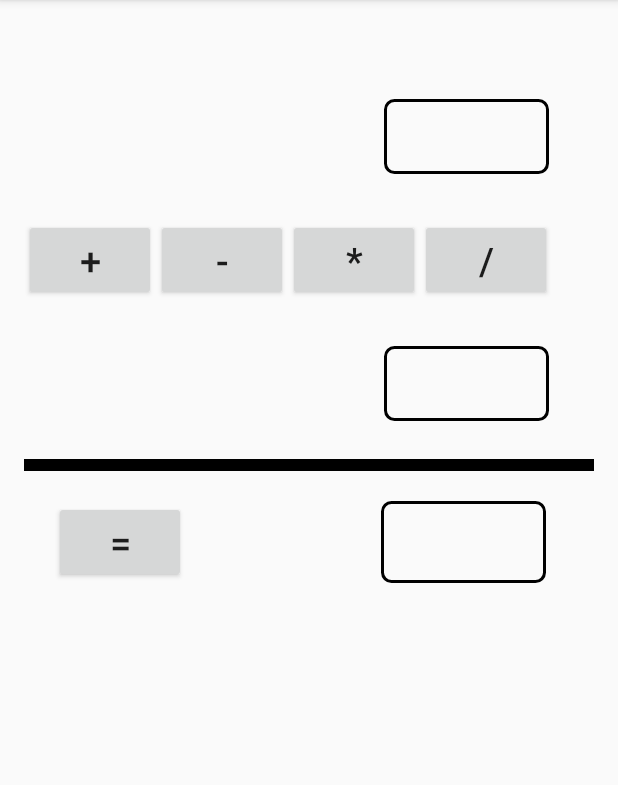
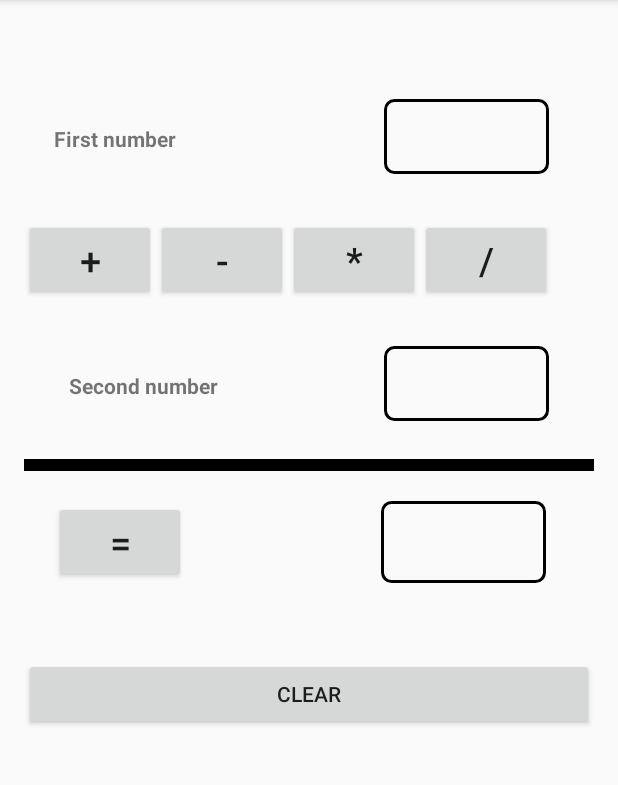
Before and after one commit to amitkamhi/Ex3, an Android app: the screen it shows after launch (MainActivity), on a phone screen of 412 x 824 dp, the part 84-869 px from its top. Run offline under Robolectric (Android 15) with nearby library versions, the phone set to English and light mode, and no system bars.

```diff
--- a/app/src/main/res/layout/activity_main.xml
+++ b/app/src/main/res/layout/activity_main.xml
@@ -14,15 +14,22 @@
         android:orientation="vertical"
         android:layout_width="match_parent"
         android:layout_height="match_parent"
-        android:layout_alignParentTop="true"
-        android:layout_alignParentStart="true"
-        android:weightSum="1">
+        android:weightSum="1"
+        android:layout_alignParentStart="true">
 
         <LinearLayout
-            android:orientation="vertical"
+            android:orientation="horizontal"
             android:layout_width="wrap_content"
             android:layout_height="wrap_content"
             android:layout_marginTop="50dp">
+
+            <TextView
+                android:text="@string/num1"
+                android:layout_width="110dp"
+                android:layout_height="50dp"
+                android:id="@+id/textView1"
+                android:layout_marginLeft="20dp"
+                android:textStyle="bold"/>
 
             <EditText
                 android:layout_width="110dp"
@@ -30,10 +37,9 @@
                 android:inputType="number"
                 android:ems="10"
                 android:id="@+id/enterFirst"
-                android:layout_marginLeft="240dp"
+                android:layout_marginLeft="110dp"
                 android:background="@drawable/border"
-                android:textAlignment="center"
-                android:onClick="resetResult">
+                android:textAlignment="center">
             </EditText>
 
         </LinearLayout>
@@ -87,6 +93,15 @@
             android:layout_height="wrap_content"
             android:layout_marginTop="30dp">
 
+            <TextView
+                android:text="@string/num2"
+                android:layout_width="150dp"
+                android:layout_height="wrap_content"
+                android:id="@+id/textView7"
+                android:layout_weight="0.52"
+                android:layout_marginLeft="30dp"
+                android:textStyle="bold"/>
+
             <EditText
                 android:layout_width="110dp"
                 android:layout_height="50dp"
@@ -94,10 +109,10 @@
                 android:ems="10"
                 android:id="@+id/enterSecond"
                 android:layout_weight="1"
-                android:layout_marginLeft="240dp"
+                android:layout_marginLeft="60dp"
                 android:background="@drawable/border"
-                android:textAlignment="center"
-                android:onClick="resetResult"/>
+                android:textAlignment="center"/>
+
         </LinearLayout>
 
         <View
@@ -131,9 +146,18 @@
                 android:textSize="30sp"
                 android:textStyle="bold"
                 android:textColor="@android:color/black"
-                android:textAlignment="center"/>
+                android:textAlignment="center"
+                android:freezesText="true"/>
 
         </LinearLayout>
 
+        <Button
+            android:text="@string/clear"
+            android:layout_width="match_parent"
+            android:layout_height="wrap_content"
+            android:id="@+id/rest"
+            android:onClick="reset"
+            android:layout_marginTop="50dp"/>
+
     </LinearLayout>
 </RelativeLayout>
--- a/app/src/main/res/values/strings.xml
+++ b/app/src/main/res/values/strings.xml
@@ -1,6 +1,9 @@
 <resources>
     <string name="app_name">Exercise 3: Simple calculator</string>
+    <string name="num1">First number</string>
+    <string name="num2">Second number</string>
     <string name="emptyNumber1">Please enter the first number</string>
     <string name="emptyNumber2">Please enter the second number</string>
     <string name="noOp">Please select an operator</string>
+    <string name="clear">Clear</string>
 </resources>
```
Also changed, not shown: app/src/main/java/com/example/adrian_2/ex3/MainActivity.java (+44 -4 lines).
